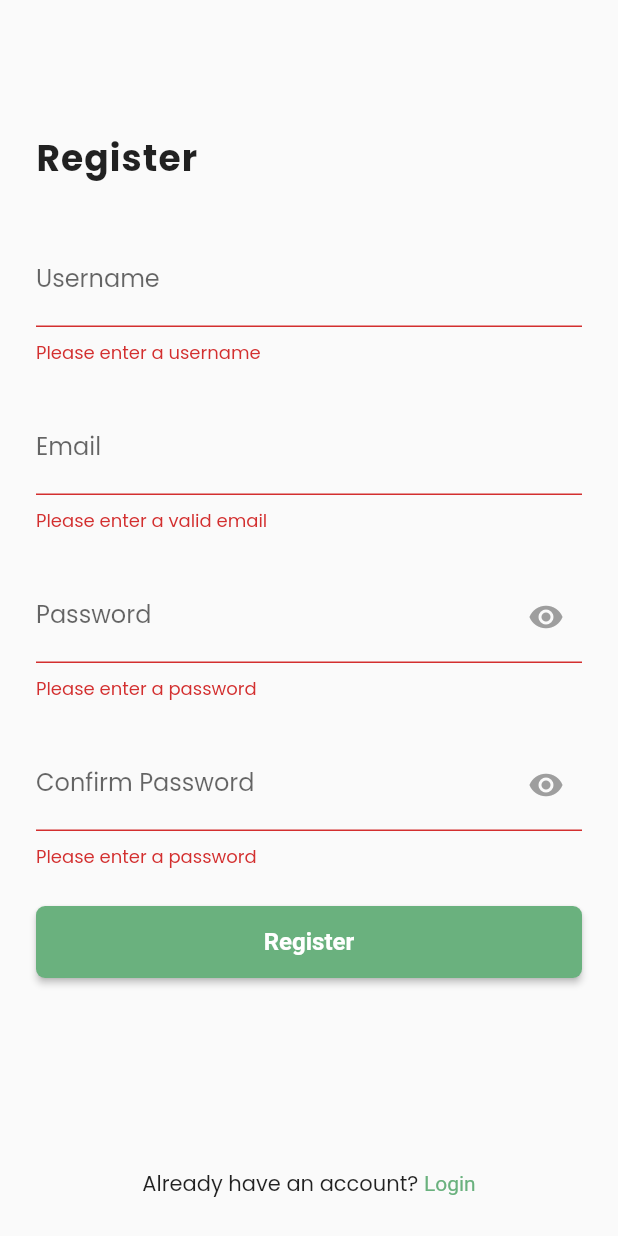
After one commit to ink0rr/pemob-ehelpdesk, a Flutter app: the RegisterPage screen opened directly, after a tap on "Register", on a phone screen of 412 x 824 dp. The commit adds this screen. Run offline on Flutter 3.47's test engine with Material 2 defaults, Android fonts, the phone set to English and light mode, and no system bars; our stand-ins replace cloud_firestore, email_validator, firebase_auth, firebase_core, flutter_hooks, flutter_svg and 2 more; accounts and stored records are empty.

Commit message:
Add instrinsic layout widget

```diff
--- a/lib/pages/register_page.dart
+++ b/lib/pages/register_page.dart
@@ -7,6 +7,7 @@ import 'package:hooks_riverpod/hooks_riverpod.dart';
 
 import '../constants.dart';
 import '../widgets/async_button.dart';
+import '../widgets/intrinsic_layout.dart';
 import 'home_page.dart';
 
 class RegisterPage extends HookConsumerWidget {
@@ -29,16 +30,9 @@ class RegisterPage extends HookConsumerWidget {
         toolbarHeight: 0,
       ),
       body: SafeArea(
-        child: LayoutBuilder(
-          builder: (context, constraints) => SingleChildScrollView(
-            child: ConstrainedBox(
-              constraints: BoxConstraints(minHeight: constraints.maxHeight),
-              child: IntrinsicHeight(
+        child: IntrinsicLayout(
           child: Padding(
             padding: const EdgeInsets.all(24.0),
-                  child: Form(
-                    key: form,
-                    autovalidateMode: AutovalidateMode.onUserInteraction,
             child: Column(
               crossAxisAlignment: CrossAxisAlignment.start,
               children: [
@@ -52,6 +46,11 @@ class RegisterPage extends HookConsumerWidget {
                   ),
                 ),
                 const SizedBox(height: 32),
+                Form(
+                  key: form,
+                  autovalidateMode: AutovalidateMode.onUserInteraction,
+                  child: Column(
+                    children: [
                       TextFormField(
                         autofillHints: const [AutofillHints.username],
                         controller: username,
@@ -161,9 +160,11 @@ class RegisterPage extends HookConsumerWidget {
                           try {
                             if (form.currentState?.validate() != true) return;
 
-                              final user = await auth
-                                  .createUserWithEmailAndPassword(email: email.text, password: password.text)
-                                  .then((c) => c.user);
+                            final credentials = await auth.createUserWithEmailAndPassword(
+                              email: email.text,
+                              password: password.text,
+                            );
+                            final user = credentials.user;
                             if (user == null) {
                               throw Exception('Failed to register user');
                             }
@@ -196,10 +197,12 @@ class RegisterPage extends HookConsumerWidget {
                           }
                         },
                       ),
+                    ],
+                  ),
+                ),
                 const SizedBox(height: 24),
                 Expanded(
                   child: Row(
-                            mainAxisSize: MainAxisSize.max,
                     mainAxisAlignment: MainAxisAlignment.center,
                     crossAxisAlignment: CrossAxisAlignment.end,
                     children: [
@@ -229,10 +232,6 @@ class RegisterPage extends HookConsumerWidget {
           ),
         ),
       ),
-            ),
-          ),
-        ),
-      ),
     );
   }
 }
--- /dev/null
+++ b/lib/widgets/intrinsic_layout.dart
@@ -0,0 +1,25 @@
+import 'package:flutter/material.dart';
+import 'package:flutter_hooks/flutter_hooks.dart';
+
+class IntrinsicLayout extends HookWidget {
+  const IntrinsicLayout({
+    super.key,
+    required this.child,
+  });
+
+  final Widget child;
+
+  @override
+  Widget build(BuildContext context) {
+    return LayoutBuilder(
+      builder: (context, constraints) => SingleChildScrollView(
+        child: ConstrainedBox(
+          constraints: BoxConstraints(minHeight: constraints.maxHeight),
+          child: IntrinsicHeight(
+            child: child,
+          ),
+        ),
+      ),
+    );
+  }
+}
```
Also changed, not shown: lib/pages/login_page.dart (+14 -17 lines). Lines whose indentation alone changed are shown as unchanged.
